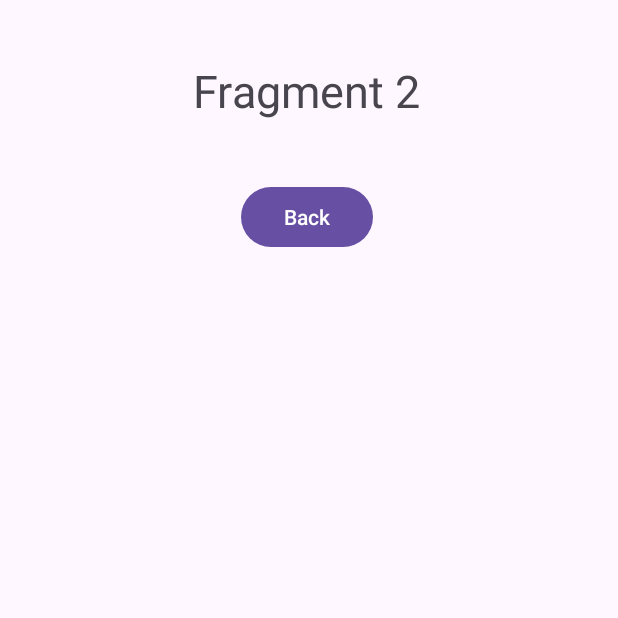
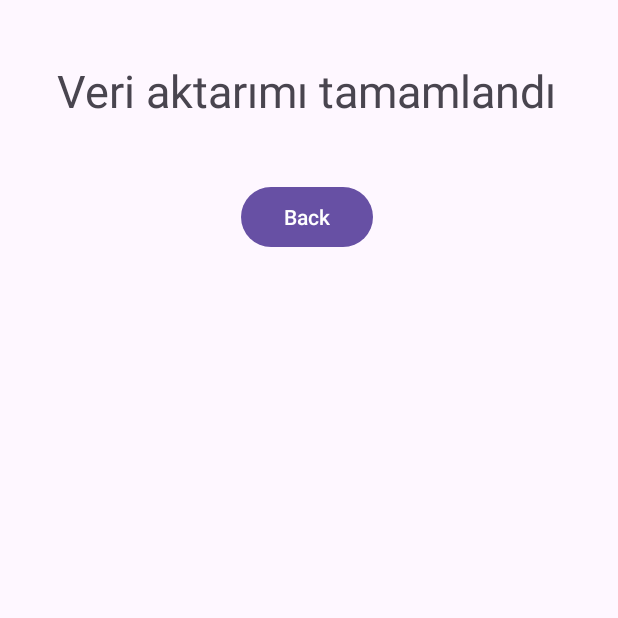
Before and after one commit to kabekus/FragmentUse, an Android app: the screen it shows after launch (MainActivity), after a tap on "Next", on a phone screen of 412 x 824 dp, the top half of it. Run offline under Robolectric (Android 15) with nearby library versions, the phone set to English and light mode, and no system bars; our stand-ins replace data binding.

Commit message:
Add arguments in Fragments

```diff
--- a/Navigation/app/src/main/java/com/kabe/usenavigation/FirstFragment.kt
+++ b/Navigation/app/src/main/java/com/kabe/usenavigation/FirstFragment.kt
@@ -31,7 +31,7 @@ class FirstFragment : Fragment() {
         super.onViewCreated(view, savedInstanceState)
         val binding : FragmentFirstBinding = FragmentFirstBinding.bind(view)
         binding.buttonNext.setOnClickListener {
-            val action = FirstFragmentDirections.actionFirstFragmentToSecondFragment()
+            val action = FirstFragmentDirections.actionFirstFragmentToSecondFragment("Veri aktarımı tamamlandı")
             Navigation.findNavController(it).navigate(action)
         }
     }
--- a/Navigation/app/src/main/java/com/kabe/usenavigation/SecondFragment.kt
+++ b/Navigation/app/src/main/java/com/kabe/usenavigation/SecondFragment.kt
@@ -28,9 +28,16 @@ class SecondFragment : Fragment() {
     override fun onViewCreated(view: View, savedInstanceState: Bundle?) {
         super.onViewCreated(view, savedInstanceState)
         val binding : FragmentSecondBinding = FragmentSecondBinding.bind(view)
+
+        arguments?.let {
+            val dataTransfer = SecondFragmentArgs.fromBundle(it).datatransfer
+            binding.textView.text = dataTransfer
+        }
+
         binding.buttonBack.setOnClickListener {
             val action = SecondFragmentDirections.actionSecondFragmentToFirstFragment()
             Navigation.findNavController(it).navigate(action)
+
         }
     }
 }
--- a/Navigation/app/src/main/res/navigation/navigation_graph.xml
+++ b/Navigation/app/src/main/res/navigation/navigation_graph.xml
@@ -21,5 +21,9 @@
             android:id="@+id/action_secondFragment_to_firstFragment"
             app:destination="@id/firstFragment"
             app:enterAnim="@anim/nav_default_exit_anim" />
+        <argument
+            android:name="datatransfer"
+            app:argType="string"
+            android:defaultValue='"Veri Aktar"' />
     </fragment>
 </navigation>
```
